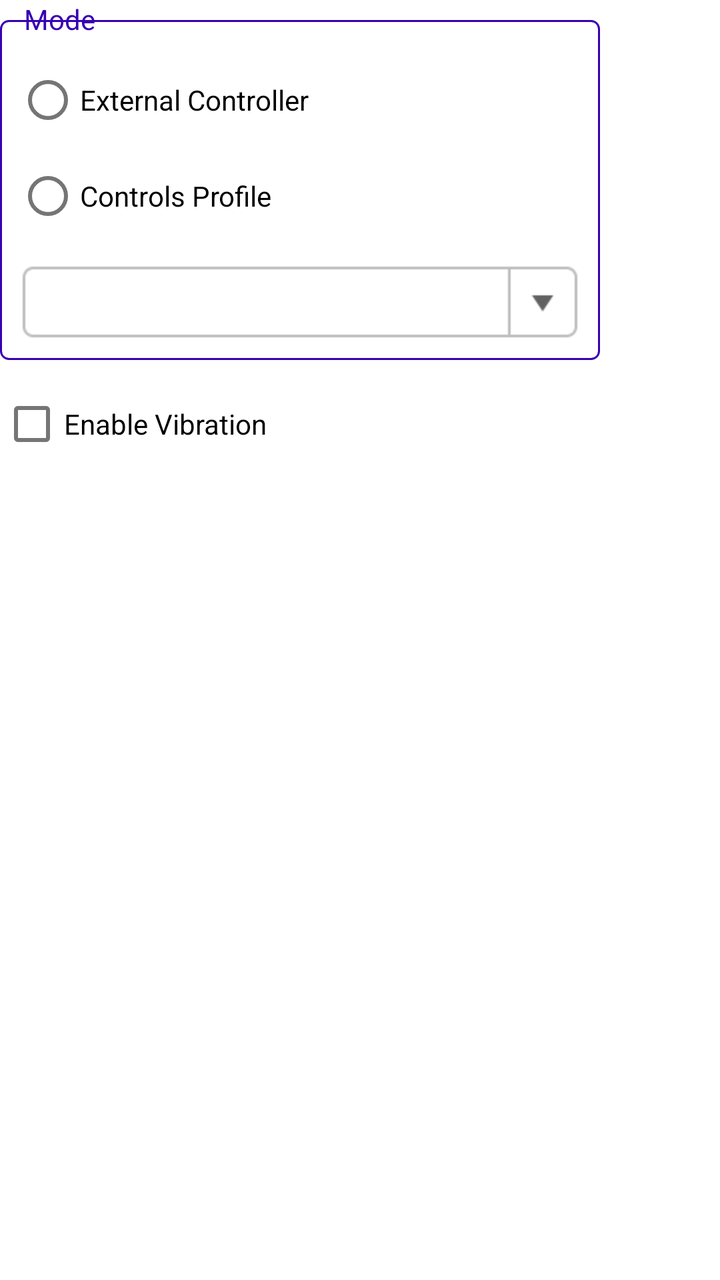
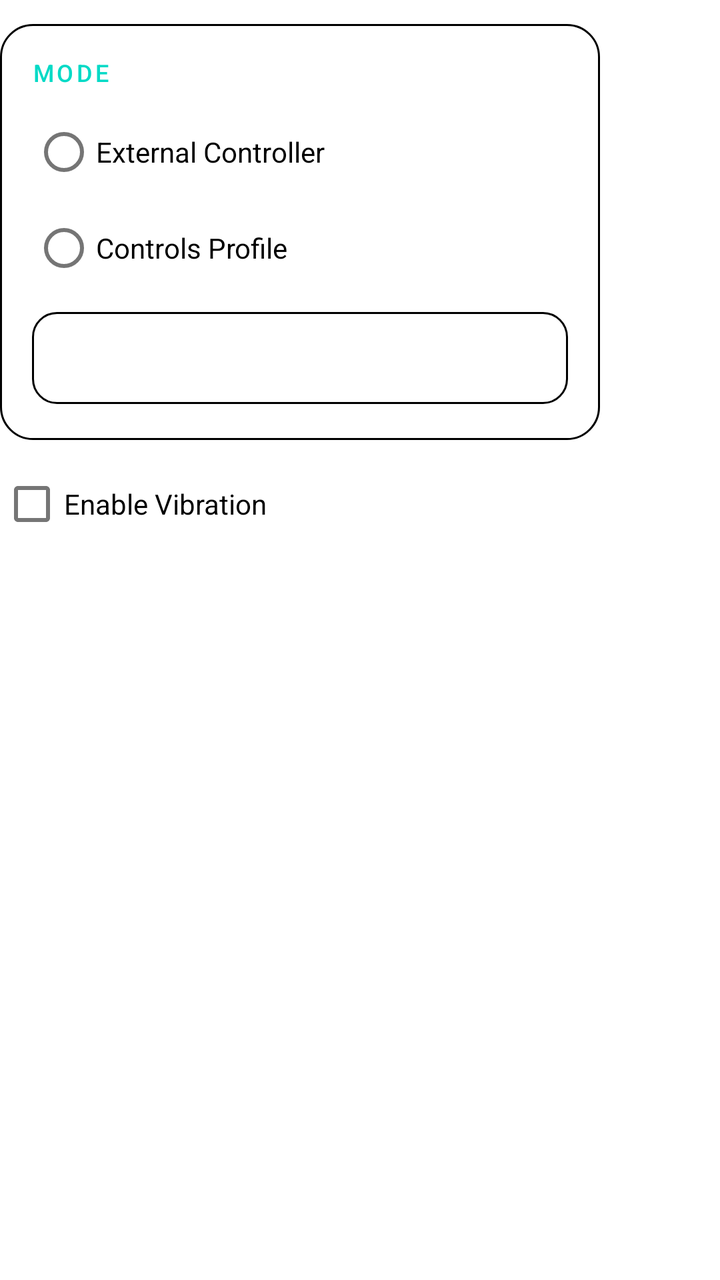

An Android layout rendered at two revisions. The XML below is the earlier revision; the diff shows what the commit changed to produce the second picture.
<!-- AndroidManifest.xml: fallback theme Theme.MaterialComponents.DayNight.NoActionBar -->
<!-- res/layout/gamepad_player_config_dialog.xml -->
<?xml version="1.0" encoding="utf-8"?>
<LinearLayout xmlns:android="http://schemas.android.com/apk/res/android"
    android:layout_width="match_parent"
    android:layout_height="match_parent"
    android:orientation="vertical">

    <LinearLayout
        android:layout_width="300dp"
        android:layout_height="wrap_content"
        android:orientation="vertical">

        <FrameLayout
            android:layout_width="match_parent"
            android:layout_height="wrap_content">

            <LinearLayout style="@style/FieldSet">
                <RadioGroup
                    android:id="@+id/RGMode"
                    android:layout_width="wrap_content"
                    android:layout_height="wrap_content"
                    android:orientation="vertical">

                    <RadioButton
                        android:id="@+id/RBExternalController"
                        android:layout_width="wrap_content"
                        android:layout_height="wrap_content"
                        android:text="@string/external_controller" />

                    <RadioButton
                        android:id="@+id/RBControlsProfile"
                        android:layout_width="wrap_content"
                        android:layout_height="wrap_content"
                        android:text="@string/controls_profile" />
                </RadioGroup>

                <Spinner
                    style="@style/ComboBox"
                    android:layout_width="match_parent"
                    android:id="@+id/SSource"
                    android:layout_marginTop="8dp" />
            </LinearLayout>

            <TextView
                style="@style/FieldSetLabel"
                android:background="?attr/colorSecondarySurface"
                android:text="@string/mode" />
        </FrameLayout>

        <CheckBox
            android:id="@+id/CBEnableVibration"
            android:layout_width="wrap_content"
            android:layout_height="wrap_content"
            android:text="@string/enable_vibration"
            android:layout_marginTop="8dp" />
    </LinearLayout>
</LinearLayout>
<!-- resources referenced by this layout -->
<resources>
  <string name="controls_profile">Controls Profile</string>
  <string name="enable_vibration">Enable Vibration</string>
  <string name="external_controller">External Controller</string>
  <string name="mode">Mode</string>
  <style name="ComboBox">
          <item name="android:layout_width">192dp</item>
          <item name="android:layout_height">42dp</item>
          <item name="android:focusable">true</item>
          <item name="android:clickable">true</item>
          <item name="android:textSize">16sp</item>
          <item name="android:textColor">?attr/colorPrimaryText</item>
          <item name="android:gravity">left|center_vertical</item>
          <item name="android:paddingLeft">12dp</item>
          <item name="android:paddingRight">36dp</item>
          <item name="android:paddingTop">0dp</item>
          <item name="android:paddingBottom">0dp</item>
          <item name="android:maxLines">1</item>
          <item name="android:ellipsize">end</item>
          <item name="android:spinnerMode">dropdown</item>
          <item name="android:background">@drawable/combo_box</item>
          <item name="android:popupBackground">?attr/popupMenuBackground</item>
      </style>
  <style name="FieldSet">
          <item name="android:layout_width">match_parent</item>
          <item name="android:layout_height">wrap_content</item>
          <item name="android:background">@drawable/bordered_panel</item>
          <item name="android:orientation">vertical</item>
          <item name="android:paddingLeft">8dp</item>
          <item name="android:paddingRight">8dp</item>
          <item name="android:paddingBottom">8dp</item>
          <item name="android:paddingTop">16dp</item>
          <item name="android:layout_marginTop">10dp</item>
      </style>
  <style name="FieldSetLabel">
          <item name="android:layout_width">wrap_content</item>
          <item name="android:layout_height">wrap_content</item>
          <item name="android:background">?attr/colorPrimarySurface</item>
          <item name="android:orientation">vertical</item>
          <item name="android:paddingLeft">4dp</item>
          <item name="android:paddingRight">4dp</item>
          <item name="android:layout_marginLeft">8dp</item>
          <item name="android:textColor">?attr/colorPrimaryVariant</item>
      </style>
  <!-- drawable combo_box (drawable) -->
  <?xml version="1.0" encoding="utf-8"?>
  <selector xmlns:android="http://schemas.android.com/apk/res/android" >
      <item android:state_pressed="true" android:drawable="@drawable/combo_box_pressed" />
      <item android:state_focused="true" android:drawable="@drawable/combo_box_normal" />
      <item android:drawable="@drawable/combo_box_normal" />
  </selector>
  <!-- drawable bordered_panel (drawable) -->
  <?xml version="1.0" encoding="utf-8"?>
  <shape xmlns:android="http://schemas.android.com/apk/res/android"
      android:shape="rectangle">
      <corners android:radius="4dp" />
      <stroke android:width="1dp" android:color="?attr/colorPrimaryVariant" />
  </shape>
  <!-- drawable combo_box_pressed: png bitmap (drawable-hdpi, 1650 bytes) -->
  <!-- drawable combo_box_normal: png bitmap (drawable-hdpi, 1652 bytes) -->
</resources>

<!-- the commit's change to res/layout/gamepad_player_config_dialog.xml (unified diff, before → after) -->
@@ -42,7 +42,6 @@
 
             <TextView
                 style="@style/FieldSetLabel"
-                android:background="?attr/colorSecondarySurface"
                 android:text="@string/mode" />
         </FrameLayout>
 
<!-- resource entries referenced after the edit -->
@@ -6,58 +6,57 @@
   <string name="mode">Mode</string>
   <style name="ComboBox">
           <item name="android:layout_width">192dp</item>
-          <item name="android:layout_height">42dp</item>
+          <item name="android:layout_height">46dp</item>
+          <item name="android:minHeight">46dp</item>
           <item name="android:focusable">true</item>
           <item name="android:clickable">true</item>
-          <item name="android:textSize">16sp</item>
+          <item name="android:textSize">15sp</item>
           <item name="android:textColor">?attr/colorPrimaryText</item>
           <item name="android:gravity">left|center_vertical</item>
-          <item name="android:paddingLeft">12dp</item>
-          <item name="android:paddingRight">36dp</item>
+          <item name="android:paddingLeft">14dp</item>
+          <item name="android:paddingRight">38dp</item>
           <item name="android:paddingTop">0dp</item>
           <item name="android:paddingBottom">0dp</item>
+          <item name="android:layout_marginTop">2dp</item>
+          <item name="android:layout_marginBottom">2dp</item>
           <item name="android:maxLines">1</item>
           <item name="android:ellipsize">end</item>
           <item name="android:spinnerMode">dropdown</item>
           <item name="android:background">@drawable/combo_box</item>
           <item name="android:popupBackground">?attr/popupMenuBackground</item>
+          <item name="android:dropDownVerticalOffset">4dp</item>
       </style>
   <style name="FieldSet">
           <item name="android:layout_width">match_parent</item>
           <item name="android:layout_height">wrap_content</item>
-          <item name="android:background">@drawable/bordered_panel</item>
+          <item name="android:background">@drawable/lv_bg_card</item>
           <item name="android:orientation">vertical</item>
-          <item name="android:paddingLeft">8dp</item>
-          <item name="android:paddingRight">8dp</item>
-          <item name="android:paddingBottom">8dp</item>
-          <item name="android:paddingTop">16dp</item>
-          <item name="android:layout_marginTop">10dp</item>
+          <item name="android:paddingLeft">16dp</item>
+          <item name="android:paddingRight">16dp</item>
+          <item name="android:paddingBottom">16dp</item>
+          <item name="android:paddingTop">40dp</item>
+          <item name="android:layout_marginTop">12dp</item>
       </style>
   <style name="FieldSetLabel">
           <item name="android:layout_width">wrap_content</item>
           <item name="android:layout_height">wrap_content</item>
-          <item name="android:background">?attr/colorPrimarySurface</item>
+          <item name="android:background">@null</item>
           <item name="android:orientation">vertical</item>
-          <item name="android:paddingLeft">4dp</item>
-          <item name="android:paddingRight">4dp</item>
-          <item name="android:layout_marginLeft">8dp</item>
-          <item name="android:textColor">?attr/colorPrimaryVariant</item>
+          <item name="android:layout_marginLeft">16dp</item>
+          <item name="android:layout_marginTop">28dp</item>
+          <item name="android:textSize">12sp</item>
+          <item name="android:fontFamily">sans-serif-medium</item>
+          <item name="android:textAllCaps">true</item>
+          <item name="android:letterSpacing">0.12</item>
+          <item name="android:textColor">?attr/colorAccent</item>
       </style>
-  <!-- drawable combo_box (drawable) -->
+  <!-- drawable combo_box: vector/xml drawable (drawable, 2010 chars, omitted) -->
+  <!-- drawable lv_bg_card (drawable) -->
   <?xml version="1.0" encoding="utf-8"?>
-  <selector xmlns:android="http://schemas.android.com/apk/res/android" >
-      <item android:state_pressed="true" android:drawable="@drawable/combo_box_pressed" />
-      <item android:state_focused="true" android:drawable="@drawable/combo_box_normal" />
-      <item android:drawable="@drawable/combo_box_normal" />
-  </selector>
-  <!-- drawable bordered_panel (drawable) -->
-  <?xml version="1.0" encoding="utf-8"?>
-  <shape xmlns:android="http://schemas.android.com/apk/res/android"
-      android:shape="rectangle">
-      <corners android:radius="4dp" />
-      <stroke android:width="1dp" android:color="?attr/colorPrimaryVariant" />
+  <shape xmlns:android="http://schemas.android.com/apk/res/android" android:shape="rectangle">
+      <solid android:color="?attr/lvSurfaceCard" />
+      <stroke android:width="1dp" android:color="?attr/lvStroke" />
+      <corners android:radius="16dp" />
   </shape>
-  <!-- drawable combo_box_pressed: png bitmap (drawable-hdpi, 1650 bytes) -->
-  <!-- drawable combo_box_normal: png bitmap (drawable-hdpi, 1652 bytes) -->
 </resources>
 
